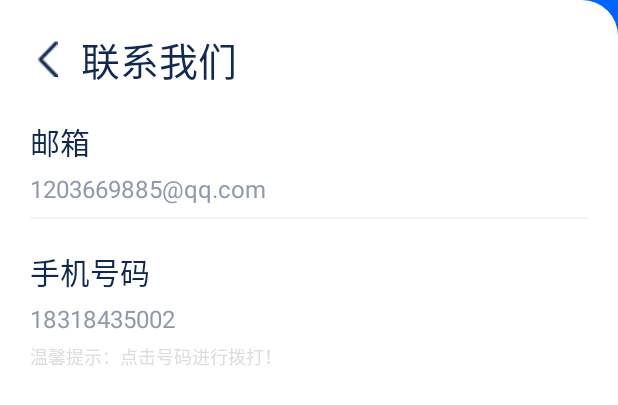
After one commit to linweimao/HealthRecuperationApp, an Android app: the layout activity_contact_us.xml on its own in the app's theme, with its tools: preview values and no code run, on a phone screen of 412 x 824 dp. The commit adds this screen. Shown: the top 405 px of the screen. Run offline under Robolectric (Android 15) with nearby library versions, the phone set to English and light mode, and no system bars.

Commit message:
实现联系我们功能

```diff
--- a/app/src/main/AndroidManifest.xml
+++ b/app/src/main/AndroidManifest.xml
@@ -7,6 +7,7 @@
     <uses-permission android:name="android.permission.ACCESS_NETWORK_STATE" />
     <uses-permission android:name="android.permission.ACCESS_WIFI_STATE" />
     <uses-permission android:name="android.permission.CHANGE_WIFI_STATE" />
+    <uses-permission android:name="android.permission.CALL_PHONE" />
 
     <application
         android:name="com.lwm.healthrecuperationapp.MyApplication"
@@ -51,6 +52,9 @@
         <activity
             android:name=".activity.HotNewsDetailActivity"
             android:exported="false" />
+        <activity
+            android:name=".activity.ContactUsActivity"
+            android:exported="false" />
     </application>
 
 </manifest>
--- a/app/src/main/java/com/lwm/healthrecuperationapp/fragment/MyFragment.java
+++ b/app/src/main/java/com/lwm/healthrecuperationapp/fragment/MyFragment.java
@@ -5,6 +5,7 @@ import android.view.View;
 import android.widget.ImageView;
 
 import com.lwm.healthrecuperationapp.R;
+import com.lwm.healthrecuperationapp.activity.ContactUsActivity;
 import com.lwm.healthrecuperationapp.activity.LoginActivity;
 import com.lwm.healthrecuperationapp.activity.MyCollectActivity;
 
@@ -69,7 +70,7 @@ public class MyFragment extends BaseFragment {
                 break;
 
             case R.id.rl_contact_us: // 联系我们
-
+                navigateTo(ContactUsActivity.class);
                 break;
             case R.id.rl_logout: // 退出登录
                 removeByKey("token");
--- /dev/null
+++ b/app/src/main/res/drawable/shape_dialog_callphone_bg.xml
@@ -0,0 +1,6 @@
+<?xml version="1.0" encoding="utf-8"?>
+<shape xmlns:android="http://schemas.android.com/apk/res/android"
+    android:shape="rectangle">
+    <corners android:radius="@dimen/dimen_26dp" />
+    <solid android:color="@color/color_ffffff" />
+</shape>
--- /dev/null
+++ b/app/src/main/res/drawable/shape_dialog_callphone_define_bg.xml
@@ -0,0 +1,6 @@
+<?xml version="1.0" encoding="utf-8"?>
+<shape xmlns:android="http://schemas.android.com/apk/res/android"
+    android:shape="rectangle">
+    <corners android:radius="@dimen/dimen_9dp" />
+    <solid android:color="@color/color_0065ff" />
+</shape>
--- /dev/null
+++ b/app/src/main/res/layout/activity_contact_us.xml
@@ -0,0 +1,96 @@
+<?xml version="1.0" encoding="utf-8"?>
+<LinearLayout xmlns:android="http://schemas.android.com/apk/res/android"
+    xmlns:tools="http://schemas.android.com/tools"
+    android:layout_width="match_parent"
+    android:layout_height="match_parent"
+    android:background="@color/color_0065ff"
+    tools:context=".activity.ContactUsActivity">
+
+    <LinearLayout
+        android:layout_width="match_parent"
+        android:layout_height="match_parent"
+        android:background="@drawable/shape_bg"
+        android:orientation="vertical"
+        android:paddingHorizontal="@dimen/dimen_20dp">
+
+        <LinearLayout
+            android:layout_width="match_parent"
+            android:layout_height="wrap_content"
+            android:layout_marginTop="@dimen/dimen_20dp"
+            android:gravity="center_vertical">
+
+            <ImageView
+                android:id="@+id/btn_img_return"
+                android:layout_width="@dimen/dimen_24dp"
+                android:layout_height="@dimen/dimen_24dp"
+                android:src="@mipmap/icon_title_left_arrow" />
+
+            <TextView
+                android:layout_width="wrap_content"
+                android:layout_height="wrap_content"
+                android:layout_marginLeft="@dimen/dimen_10dp"
+                android:text="@string/my_contact_us"
+                android:textColor="@color/color_112950"
+                android:textSize="@dimen/size_26sp" />
+        </LinearLayout>
+
+        <LinearLayout
+            android:layout_width="match_parent"
+            android:layout_height="wrap_content"
+            android:layout_marginTop="@dimen/dimen_20dp"
+            android:orientation="vertical">
+
+            <TextView
+                android:layout_width="wrap_content"
+                android:layout_height="wrap_content"
+                android:text="@string/my_contact_us_email"
+                android:textColor="@color/color_112950"
+                android:textSize="@dimen/size_20sp" />
+
+            <TextView
+                android:layout_width="wrap_content"
+                android:layout_height="wrap_content"
+                android:layout_marginTop="@dimen/dimen_5dp"
+                android:text="@string/my_contact_us_email_content"
+                android:textColor="@color/color_8e9aab"
+                android:textIsSelectable="true"
+                android:textSize="@dimen/size_16sp" />
+        </LinearLayout>
+
+        <View
+            android:layout_width="match_parent"
+            android:layout_height="@dimen/dimen_1_5dp"
+            android:layout_marginTop="@dimen/dimen_8dp"
+            android:background="@color/color_f2f4f5" />
+
+        <LinearLayout
+            android:layout_width="match_parent"
+            android:layout_height="wrap_content"
+            android:layout_marginTop="@dimen/dimen_20dp"
+            android:orientation="vertical">
+
+            <TextView
+                android:layout_width="wrap_content"
+                android:layout_height="wrap_content"
+                android:text="@string/my_contact_us_phone"
+                android:textColor="@color/color_112950"
+                android:textSize="@dimen/size_20sp" />
+
+            <TextView
+                android:id="@+id/tv_contact_us_phone_number"
+                android:layout_width="wrap_content"
+                android:layout_height="wrap_content"
+                android:paddingVertical="5dp"
+                android:text="@string/my_contact_us_phone_number"
+                android:textColor="@color/color_8e9aab"
+                android:textSize="@dimen/size_16sp" />
+
+            <TextView
+                android:layout_width="wrap_content"
+                android:layout_height="wrap_content"
+                android:text="@string/my_contact_us_phone_number_reminder"
+                android:textColor="@color/color_dddddd"
+                android:textSize="@dimen/size_12sp" />
+        </LinearLayout>
+    </LinearLayout>
+</LinearLayout>
--- a/app/src/main/res/values/colors.xml
+++ b/app/src/main/res/values/colors.xml
@@ -52,4 +52,5 @@
     <color name="color_cd48ccaa">#CD48CCAA</color>
     <color name="color_507bee">#507BEE</color>
     <color name="color_f2f4f5">#F2F4F5</color>
+    <color name="color_8e9aab">#8E9AAB</color>
 </resources>
--- a/app/src/main/res/values/strings.xml
+++ b/app/src/main/res/values/strings.xml
@@ -50,6 +50,15 @@
     <string name="my_change_skin_text">换肤</string>
     <string name="my_emergency_contact">紧急联系人</string>
     <string name="my_contact_us">联系我们</string>
+    <string name="my_contact_us_email">邮箱</string>
+    <string name="my_contact_us_email_content">1203669885@qq.com</string>
+    <string name="my_contact_us_phone">手机号码</string>
+    <string name="my_contact_us_phone_number">18318435002</string>
+    <string name="my_contact_us_phone_number_reminder">温馨提示：点击号码进行拨打！</string>
+    <string name="my_contact_us_dialog_title">温馨提示</string>
+    <string name="my_contact_us_dialog_message">您将拨打 %s 此号码。</string>
+    <string name="my_contact_us_dialog_positivebtn">确定</string>
+    <string name="my_contact_us_dialog_negativebtn">取消</string>
     <string name="my_setting">设置</string>
     <string name="my_add_emergency_contact">添加紧急联系人</string>
     <string name="my_safeguarding_health">保障自己和家人的身体健康</string>
```
Also changed, not shown: app/src/main/java/com/lwm/healthrecuperationapp/activity/ContactUsActivity.java (added, +79 -0 lines), app/src/main/java/com/lwm/healthrecuperationapp/util/CallPhoneUtil.java (added, +38 -0 lines), app/src/main/java/com/lwm/healthrecuperationapp/util/DialogUtil.java (added, +71 -0 lines), app/src/main/java/com/lwm/healthrecuperationapp/util/PermissionUtils.java (added, +30 -0 lines), app/src/main/res/layout/dialog_callphone_view.xml (added, +60 -0 lines), app/src/main/res/mipmap-xhdpi/icon_title_left_arrow.png (added).
